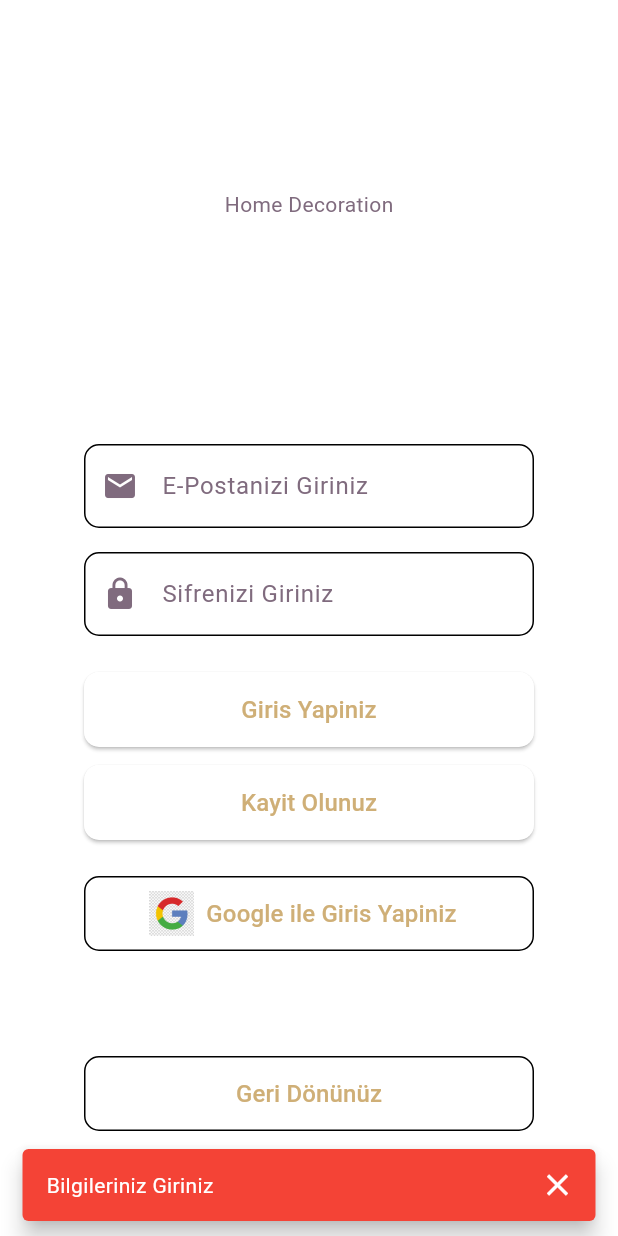
After one commit to onurguzelordu/Final_Projesi, a Flutter app: the LoginScreen screen opened by its route, after a tap on "Giris Yapiniz", on a phone screen of 412 x 824 dp. The commit adds this screen. Run offline on Flutter 3.47's test engine with Material 3 defaults, Android fonts, the phone set to English and light mode, and no system bars; our stand-ins replace go_router; network calls fail.

Commit message:
login ekranı tamamlandı

```diff
--- a/lib/core/routes.dart
+++ b/lib/core/routes.dart
@@ -1,6 +1,7 @@
 import 'package:go_router/go_router.dart';
 import 'package:home_decoration/screens/help_desk_screen.dart';
 import 'package:home_decoration/screens/home_screen.dart';
+import 'package:home_decoration/screens/login_screen.dart';
 import 'package:home_decoration/screens/profile_screen.dart';
 import 'package:home_decoration/screens/search_screen.dart';
 import 'package:home_decoration/screens/favourites_screen.dart';
@@ -34,5 +35,11 @@ final router = GoRouter(
       path: '/search',
       builder: (context, state) => const SearchScreen(),
     ),
+    GoRoute(
+      path: '/login',
+      builder: (context, state) => const LoginScreen(),
+    ),
+
+
   ],
 );
--- a/lib/screens/home_screen.dart
+++ b/lib/screens/home_screen.dart
@@ -82,8 +82,8 @@ class HomePage extends StatelessWidget {
                     ),
                     title: const Text('Giriş Yapınız/Kayıt Olunuz'),
                     textColor: Colors.black,
-                    onTap: () {
-                      // Giriş yapma veya kayıt olma işlemleri burada yapılabilir
+                    onTap: () {  context.go("/login");
+
                     },
                   ),
                   ListTile(
--- /dev/null
+++ b/lib/screens/login_screen.dart
@@ -0,0 +1,141 @@
+import 'package:flutter/material.dart';
+import 'package:go_router/go_router.dart';
+
+class LoginScreen extends StatefulWidget {
+  const LoginScreen({super.key});
+
+  @override
+  State<LoginScreen> createState() => _LoginScreenState();
+}
+
+class _LoginScreenState extends State<LoginScreen> {
+  TextEditingController epostaYonetici = TextEditingController();
+  TextEditingController sifreYonetici = TextEditingController();
+
+  girisYap() {
+    if (epostaYonetici.text.isEmpty || sifreYonetici.text.isEmpty) {
+      ScaffoldMessenger.of(context).showSnackBar(
+        const SnackBar(
+          content: Text("Bilgileriniz Giriniz"),
+          behavior: SnackBarBehavior.floating,
+          backgroundColor: Colors.red,
+          showCloseIcon: true,
+        ),
+      );
+    } else {
+      if (sifreYonetici.text.length < 8) {
+        ScaffoldMessenger.of(context).showSnackBar(
+          const SnackBar(
+            content: Text("Sifre Minimum 8 haneli olabilir."),
+            behavior: SnackBarBehavior.floating,
+            backgroundColor: Colors.red,
+            showCloseIcon: true,
+          ),
+        );
+      } else {
+        context.go("/home");
+      }
+    }
+  }
+
+  @override
+  Widget build(BuildContext context) {
+    return Scaffold(
+
+
+      appBar: AppBar(),
+      body: Center(
+
+        child: SizedBox(
+          width: 300,
+          child: Column(
+            mainAxisAlignment: MainAxisAlignment.center,
+            children: [
+              Text("Home Decoration"),
+              SizedBox(height: 150,),
+              TextField(
+
+                controller: epostaYonetici,
+                decoration: InputDecoration(
+                  hintText: "E-Postanizi Giriniz",
+                  border: OutlineInputBorder(
+                    borderRadius: BorderRadius.circular(10),
+                  ),
+                  prefixIcon: const Icon(Icons.email),
+                ),
+              ),
+              const SizedBox(height: 16),
+              TextFormField(
+
+                obscureText: true,
+                controller: sifreYonetici,
+                decoration: InputDecoration(
+                  hintText: "Sifrenizi Giriniz",
+                  border: OutlineInputBorder(
+                    borderRadius: BorderRadius.circular(10),
+                  ),
+                  prefixIcon: const Icon(Icons.lock),
+                ),
+              ),
+              const SizedBox(height: 24),
+              ElevatedButton(
+
+                onPressed: girisYap,
+                style: ElevatedButton.styleFrom(
+                  minimumSize: const Size(double.infinity, 50),
+                  shape: RoundedRectangleBorder(
+                    borderRadius: BorderRadius.circular(10),
+                  ),
+                ),
+                child: const Text("Giris Yapiniz", style: TextStyle(fontSize: 16)),
+              ),
+              const SizedBox(height: 12),
+              ElevatedButton(
+                onPressed: () {
+                  context.pushReplacement("/register");
+                },
+                style: ElevatedButton.styleFrom(
+                  minimumSize: const Size(double.infinity, 50),
+                  shape: RoundedRectangleBorder(
+                    borderRadius: BorderRadius.circular(10),
+                  ),
+                ),
+                child: const Text("Kayit Olunuz", style: TextStyle(fontSize: 16)),
+              ),
+              const SizedBox(height: 24),
+              OutlinedButton.icon(
+                onPressed: () {},
+                style: OutlinedButton.styleFrom(
+                  minimumSize: const Size(double.infinity, 50),
+                  shape: RoundedRectangleBorder(
+                    borderRadius: BorderRadius.circular(10),
+                  ),
+                ),
+                icon: Image.asset('assets/icons/google_giris.png', height: 30),
+                label: const Text("Google ile Giris Yapiniz",
+                    style: TextStyle(fontSize: 16)),
+              ),
+              const SizedBox(height: 70),
+
+              OutlinedButton.icon(
+                onPressed: () {
+                  context.go("/home");
+                },
+                style: OutlinedButton.styleFrom(
+                  minimumSize: const Size(double.infinity, 50),
+                  shape: RoundedRectangleBorder(
+                    borderRadius: BorderRadius.circular(10),
+                  ),
+                ),
+                label: const Text("Geri Dönünüz",
+                    style: TextStyle(fontSize: 16)),
+              ),
+
+
+            ],
+          ),
+        ),
+      ),
+    );
+  }
+}
--- a/lib/screens/profile_screen.dart
+++ b/lib/screens/profile_screen.dart
@@ -1,6 +1,6 @@
 import 'package:flutter/material.dart';
 import 'package:go_router/go_router.dart';
-import 'package:home_decoration/widgets/bottom_menu.dart'; // deneme1
+import 'package:home_decoration/widgets/bottom_menu.dart';
 
 
 class ProfileScreen extends StatelessWidget {
```
Also changed, not shown: assets/icons/google_giris.png (added).
